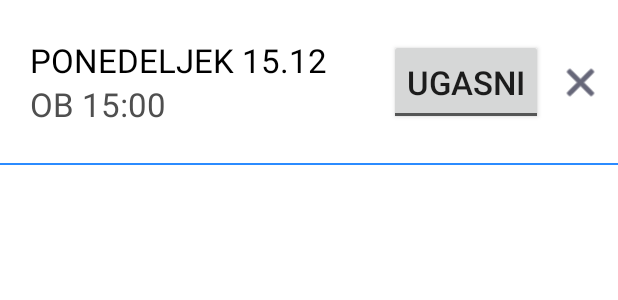
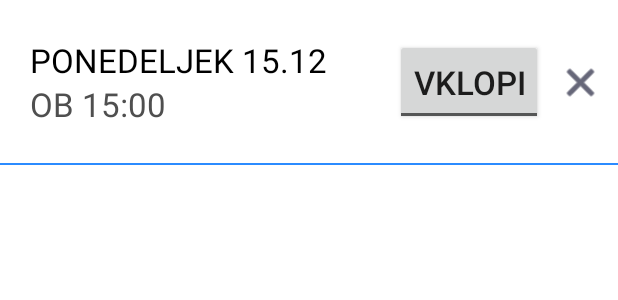
Before and after one commit to domenkl/WeatherApp, an Android app: the layout alerts_layout.xml on its own in the app's theme, with its tools: preview values and no code run, on a phone screen of 412 x 824 dp. Shown: the top 300 px of the screen. Run offline under Robolectric (Android 15) with nearby library versions, the phone set to English and light mode, and no system bars.

Commit message:
Change toggle button text

```diff
--- a/app/src/main/res/layout/alerts_layout.xml
+++ b/app/src/main/res/layout/alerts_layout.xml
@@ -52,8 +52,8 @@
         android:layout_marginEnd="10dp"
         android:layout_toStartOf="@+id/remove_alert"
         android:paddingVertical="14dp"
-        android:textOff="@string/off"
-        android:textOn="@string/on"
+        android:textOff="@string/turn_on"
+        android:textOn="@string/turn_off"
         android:textSize="22sp"
         tools:ignore="RelativeOverlap" />
 
--- a/app/src/main/res/values/strings.xml
+++ b/app/src/main/res/values/strings.xml
@@ -15,8 +15,8 @@
     <string name="weekly_forecast">TEDENSKA NAPOVED</string>
     <string name="unsuccessful">Poizvedba ni bila uspešna.</string>
     <string name="alerts">Opozorila</string>
-    <string name="off">Ugasni</string>
-    <string name="on">Vklopi</string>
+    <string name="turn_off">Ugasni</string>
+    <string name="turn_on">Vklopi</string>
     <string name="add_alert">Dodaj opozorilo</string>
     <string name="set_alert_time">Nastavi čas</string>
     <string name="set_alert_date">Nastavi datum</string>
```
